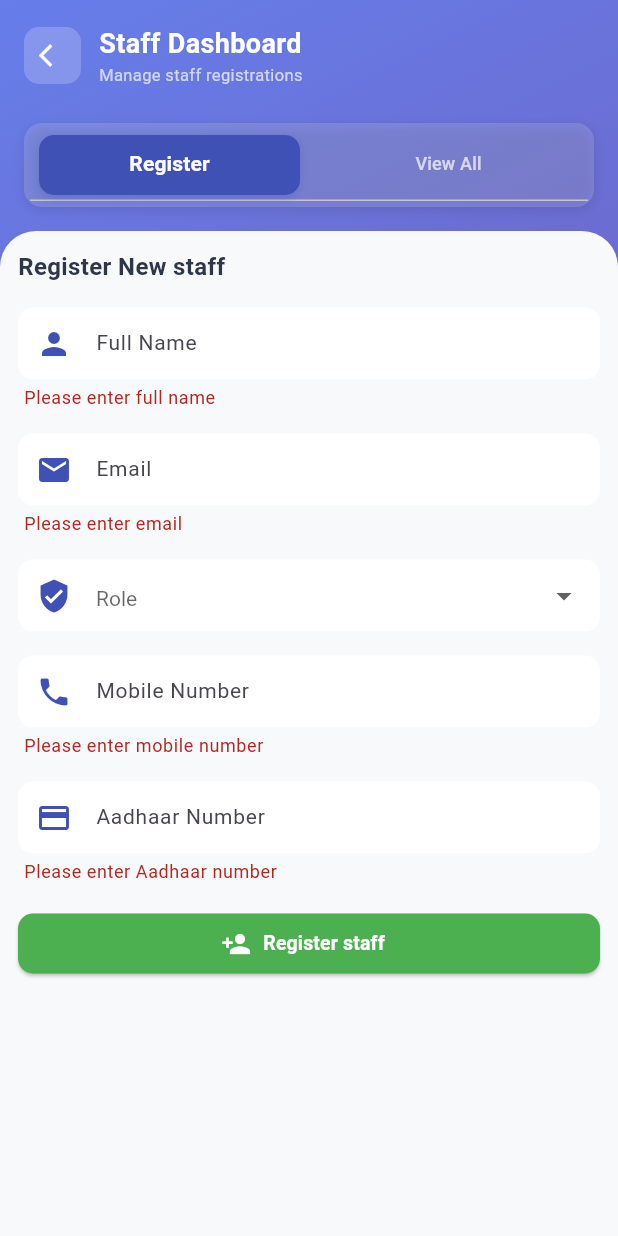
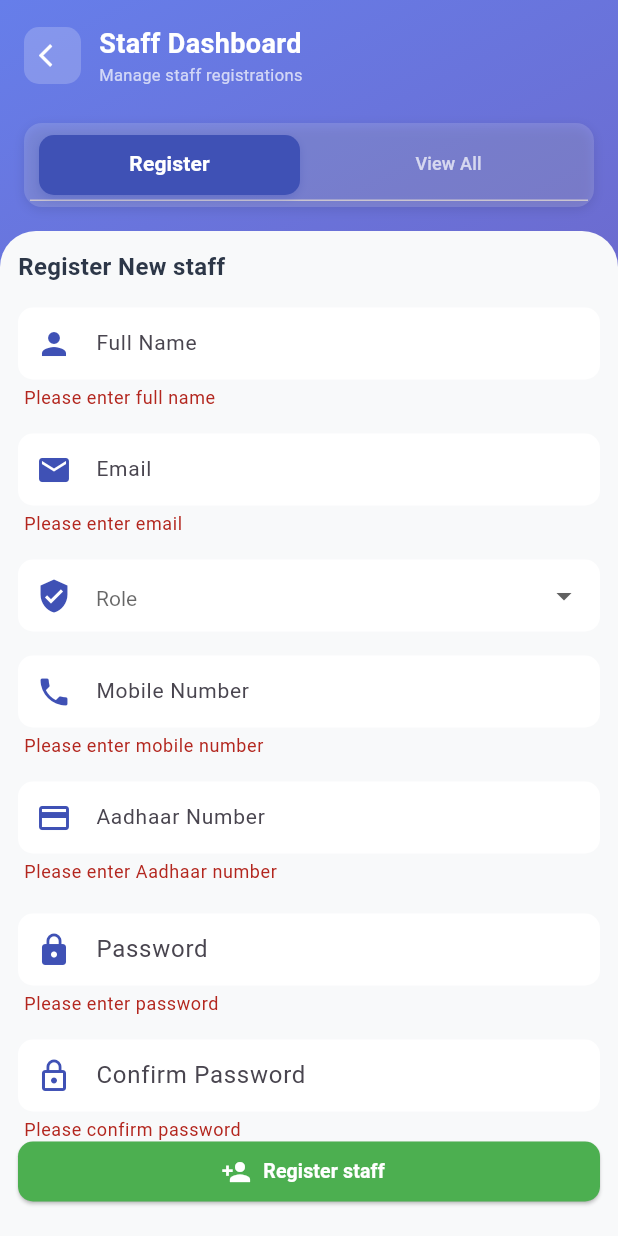
Before and after one commit to shahane806/HotelManagementSystem, a Flutter app: the StaffScreen screen opened directly, after a tap on "Register staff", on a phone screen of 412 x 824 dp. Run offline on Flutter 3.47's test engine with Material 3 defaults, Android fonts, the phone set to English and light mode, and no system bars; our stand-ins replace connectivity_plus, equatable, flutter_bloc, google_fonts, open_filex, pdf and 4 more; missing offline and left inert: universal_html; accounts and stored records are empty; network calls fail.

Commit message:
password field in staff

```diff
--- a/frontend/lib/Ui/customers_screen.dart
+++ b/frontend/lib/Ui/customers_screen.dart
@@ -77,7 +77,7 @@ class _CustomersScreenState extends State<CustomersScreen> with SingleTickerProv
   void _submitForm() {
     if (_formKey.currentState!.validate()) {
       final user = UserModel(
-        userId: isEditMode ? selectedCustomer!.userId : const Uuid().v4(),
+        id: isEditMode ? selectedCustomer!.id : const Uuid().v4(),
         fullName: _fullNameController.text,
         email: _emailController.text,
         mobile: _mobileController.text,
@@ -511,7 +511,7 @@ class _CustomersScreenState extends State<CustomersScreen> with SingleTickerProv
                                                   icon: const Icon(Icons.delete,
                                                       color: Colors.red, size: 24),
                                                   onPressed: () {
-                                                    context.read<CustomerBloc>().add(DeleteCustomer(customer.userId));
+                                                    context.read<CustomerBloc>().add(DeleteCustomer(customer.id));
                                                     ScaffoldMessenger.of(context).showSnackBar(
                                                       const SnackBar(
                                                         content: Text('Customer removed'),
--- a/frontend/lib/Ui/staff_screen.dart
+++ b/frontend/lib/Ui/staff_screen.dart
@@ -22,14 +22,11 @@ class _StaffScreenState extends State<StaffScreen>
   final _mobileController = TextEditingController();
   final _aadhaarController = TextEditingController();
   final _roleController = TextEditingController();
+  final _passwordController = TextEditingController();
+  final _confirmPasswordController = TextEditingController();
+
   String? _selectedRole;
-  final roles = [
-    'Admin',
-    'Manager',
-    'Chef',
-    'Waiter',
-    'Room Service'
-  ];
+  final roles = ['Admin', 'Manager', 'Chef', 'Waiter', 'Room Service'];
   late TabController _tabController;
   bool isEditMode = false;
   UserModel? selectedStaff;
@@ -49,7 +46,22 @@ class _StaffScreenState extends State<StaffScreen>
     _mobileController.dispose();
     _aadhaarController.dispose();
     _tabController.dispose();
+    _passwordController.dispose();
+    _confirmPasswordController.dispose();
+   _roleController.dispose();
     super.dispose();
+  }
+
+  String? _validatePassword(String? value) {
+    if (value == null || value.isEmpty) return 'Please enter password';
+    if (value.length < 6) return 'Password must be at least 6 characters';
+    return null;
+  }
+
+  String? _validateConfirmPassword(String? value) {
+    if (value == null || value.isEmpty) return 'Please confirm password';
+    if (value != _passwordController.text) return 'Passwords do not match';
+    return null;
   }
 
   // Validate Aadhaar number (12 digits)
@@ -88,12 +100,13 @@ class _StaffScreenState extends State<StaffScreen>
   void _submitForm() {
     if (_formKey.currentState!.validate()) {
       final user = UserModel(
-        userId: isEditMode ? selectedStaff!.userId : const Uuid().v4(),
+        id: isEditMode ? selectedStaff!.id : const Uuid().v4(),
         fullName: _fullNameController.text,
         email: _emailController.text,
         mobile: _mobileController.text,
         aadhaarNumber: _aadhaarController.text,
         role: _roleController.text,
+        password: _passwordController.text,
       );
 
       if (isEditMode) {
@@ -116,6 +129,9 @@ class _StaffScreenState extends State<StaffScreen>
     _mobileController.clear();
     _aadhaarController.clear();
     _roleController.clear();
+    _passwordController.clear();
+    _confirmPasswordController.clear();
+
     setState(() {
       isEditMode = false;
       selectedStaff = null;
@@ -329,7 +345,6 @@ class _StaffScreenState extends State<StaffScreen>
                                 DropdownButtonFormField<String>(
                                   value: _selectedRole, // your selected value
                                   decoration: InputDecoration(
-
                                     hintText: 'Role',
                                     prefixIcon: const Icon(Icons.verified_user,
                                         color: Colors.indigo),
@@ -421,6 +436,41 @@ class _StaffScreenState extends State<StaffScreen>
                                   keyboardType: TextInputType.number,
                                 ),
                                 const SizedBox(height: 20),
+TextFormField(
+  controller: _passwordController,
+  decoration: InputDecoration(
+    hintText: 'Password',
+    prefixIcon: const Icon(Icons.lock, color: Colors.indigo),
+    filled: true,
+    fillColor: Colors.white,
+    border: OutlineInputBorder(
+      borderRadius: BorderRadius.circular(10),
+      borderSide: BorderSide.none,
+    ),
+    contentPadding: const EdgeInsets.symmetric(vertical: 12),
+  ),
+  obscureText: true,
+  validator: _validatePassword,
+),
+const SizedBox(height: 16),
+TextFormField(
+  controller: _confirmPasswordController,
+  decoration: InputDecoration(
+    hintText: 'Confirm Password',
+    prefixIcon: const Icon(Icons.lock_outline, color: Colors.indigo),
+    filled: true,
+    fillColor: Colors.white,
+    border: OutlineInputBorder(
+      borderRadius: BorderRadius.circular(10),
+      borderSide: BorderSide.none,
+    ),
+    contentPadding: const EdgeInsets.symmetric(vertical: 12),
+  ),
+  obscureText: true,
+  validator: _validateConfirmPassword,
+),
+
+
                                 BlocBuilder<StaffBloc, StaffState>(
                                   builder: (context, state) {
                                     bool isLoading = state is StaffLoading;
@@ -615,7 +665,7 @@ class _StaffScreenState extends State<StaffScreen>
                                                         .read<StaffBloc>()
                                                         .add(DeleteStaff(
                                                             staffMember
-                                                                .userId));
+                                                                .id));
                                                     ScaffoldMessenger.of(
                                                             context)
                                                         .showSnackBar(
--- a/frontend/lib/Ui/tables_screen.dart
+++ b/frontend/lib/Ui/tables_screen.dart
@@ -40,7 +40,7 @@ class _TableDashboardScreenState extends State<TableDashboardScreen>
   bool _isInitialLoad = true;
   bool _isVegFilter = true;
   final UserModel _user = UserModel(
-    userId: '0001',
+    id: '0001',
     fullName: 'John Doe',
     email: 'john.doe@example.com',
     mobile: '9876543210',
--- a/frontend/lib/bloc/StaffBloc/bloc.dart
+++ b/frontend/lib/bloc/StaffBloc/bloc.dart
@@ -46,9 +46,10 @@ class StaffBloc extends Bloc<StaffEvent, StaffState> {
   }
 
   Future<void> _onDeleteStaff(DeleteStaff event, Emitter<StaffState> emit) async {
+    print("event.Userid : ${event.id}");
     emit(StaffLoading());
     try {
-      await apiService.deleteStaff(event.userId);
+      await apiService.deleteStaff(event.id);
       final staff = await apiService.getAllStaff();
       emit(StaffLoaded(staff));
     } catch (e) {
--- a/frontend/lib/bloc/StaffBloc/event.dart
+++ b/frontend/lib/bloc/StaffBloc/event.dart
@@ -17,7 +17,7 @@ class UpdateStaff extends StaffEvent {
 }
 
 class DeleteStaff extends StaffEvent {
-  final String userId;
+  final String id;
 
-  DeleteStaff(this.userId);
+  DeleteStaff(this.id);
 }
--- a/frontend/lib/models/user_model.dart
+++ b/frontend/lib/models/user_model.dart
@@ -1,25 +1,26 @@
 
 // Updated UserModel with Aadhaar card number
 class UserModel {
-  final String userId;
+  final String id;
   final String fullName;
   final String email;
   final String mobile;
   final String aadhaarNumber;
   String? role;
-
+  String? password;
   UserModel({
-    required this.userId,
+    required this.id,
     required this.fullName,
     required this.email,
     required this.mobile,
     required this.aadhaarNumber,
-    this.role
+    this.role,
+    this.password,
   });
 
   factory UserModel.fromJson(Map<String, dynamic> json) {
     return UserModel(
-      userId: json['id']?.toString() ?? '',
+      id: json['userId']?.toString() ?? '',
       fullName: json['fullName'] ?? '',
       email: json['email'] ?? '',
       mobile: json['mobile'] ?? '',
@@ -30,17 +31,18 @@ class UserModel {
 
   Map<String, dynamic> toJson() {
     return {
-      'id': userId,
+      'id': id,
       'fullName': fullName,
       'email': email,
       'mobile': mobile,
       'aadhaarNumber': aadhaarNumber,
       'role':role,
+      'password':password,
     };
   }
 
   @override
   String toString() {
-    return 'UserModel(id: $userId, fullName: $fullName, email: $email, mobile: $mobile, aadhaarNumber: $aadhaarNumber, role: $role)';
+    return 'UserModel(id: $id, fullName: $fullName, email: $email, mobile: $mobile, aadhaarNumber: $aadhaarNumber, role: $role)';
   }
 }
--- a/frontend/lib/services/apiServicesCustomers.dart
+++ b/frontend/lib/services/apiServicesCustomers.dart
@@ -58,7 +58,7 @@ class CustomerApiService {
   Future<UserModel> updateCustomer(UserModel customer) async {
     try {
       final response = await http.put(
-        Uri.parse('$_baseUrl/${customer.userId}'),
+        Uri.parse('$_baseUrl/${customer.id}'),
         headers: {'Content-Type': 'application/json'},
         body: jsonEncode(customer.toJson()),
       );
--- a/frontend/lib/services/apiServicesStaff.dart
+++ b/frontend/lib/services/apiServicesStaff.dart
@@ -58,7 +58,7 @@ class StaffApiService{
   Future<UserModel> updateStaff(UserModel staff) async {
     try {
       final response = await http.put(
-        Uri.parse('$_baseUrl/${staff.userId}'),
+        Uri.parse('$_baseUrl/${staff.id}'),
         headers: {'Content-Type': 'application/json'},
         body: jsonEncode(staff.toJson()),
       );
```
Also changed, not shown: 1 other file.
